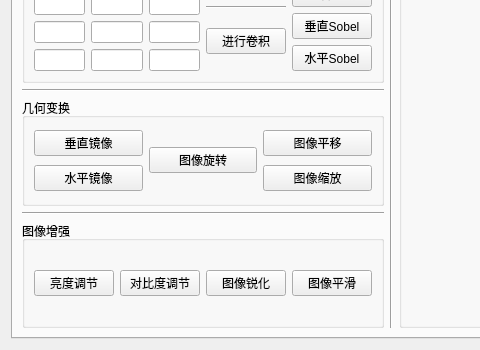
Old version of the form main.ui in the repository GongZikang/image_processing_demo; both pictures show x 0 to 480 and y 304 to 654 of the 1045 by 654 pixel window.
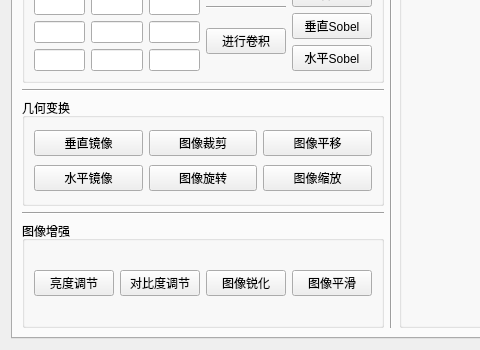
New version of the form.

Commit message: 更改部分按钮名称，便于整合调用

Diff of the .ui file:
```diff
--- a/main.ui
+++ b/main.ui
@@ -6,7 +6,7 @@
    <rect>
     <x>0</x>
     <y>0</y>
-    <width>904</width>
+    <width>1025</width>
     <height>654</height>
    </rect>
   </property>
@@ -333,12 +333,23 @@
                </layout>
               </item>
               <item>
+               <layout class="QVBoxLayout" name="verticalLayout">
+                <item>
+                 <widget class="QPushButton" name="b_crop_image">
+                  <property name="text">
+                   <string>图像裁剪</string>
+                  </property>
+                 </widget>
+                </item>
+                <item>
                <widget class="QPushButton" name="b_rotate_image">
                 <property name="text">
                  <string>图像旋转</string>
                 </property>
                </widget>
               </item>
+               </layout>
+              </item>
               <item>
                <layout class="QVBoxLayout" name="verticalLayout_11">
                 <item>
```
Left out of the diff: 24 changed lines with no effect on the pictures. Lines whose indentation alone changed are shown as unchanged.
